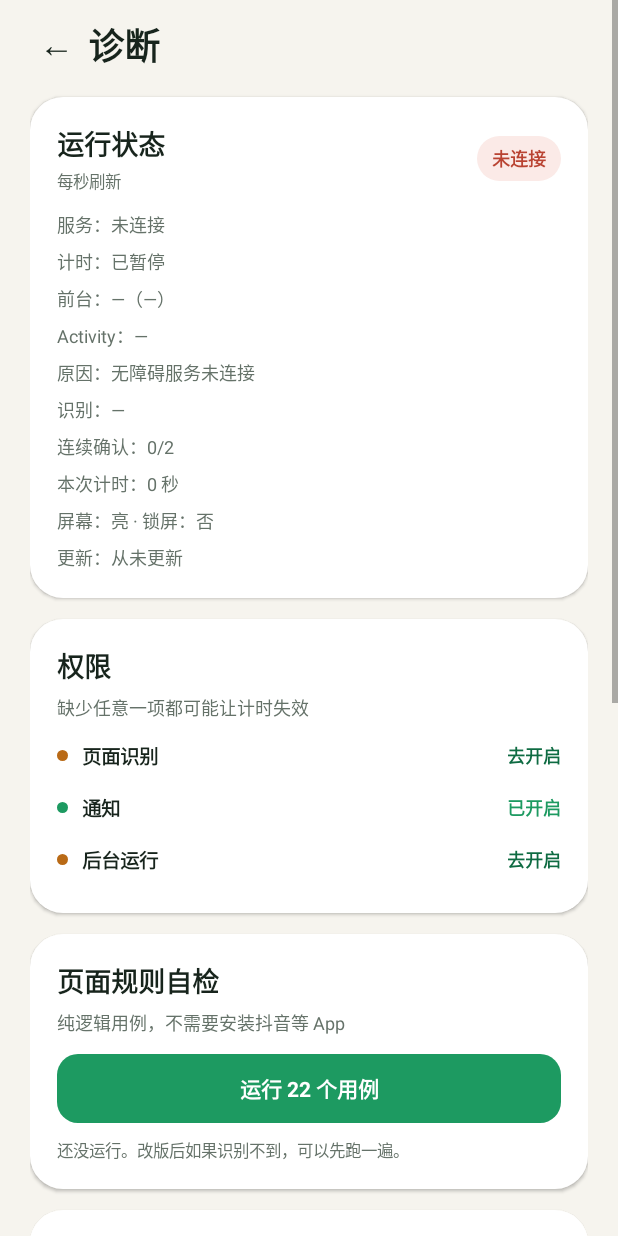
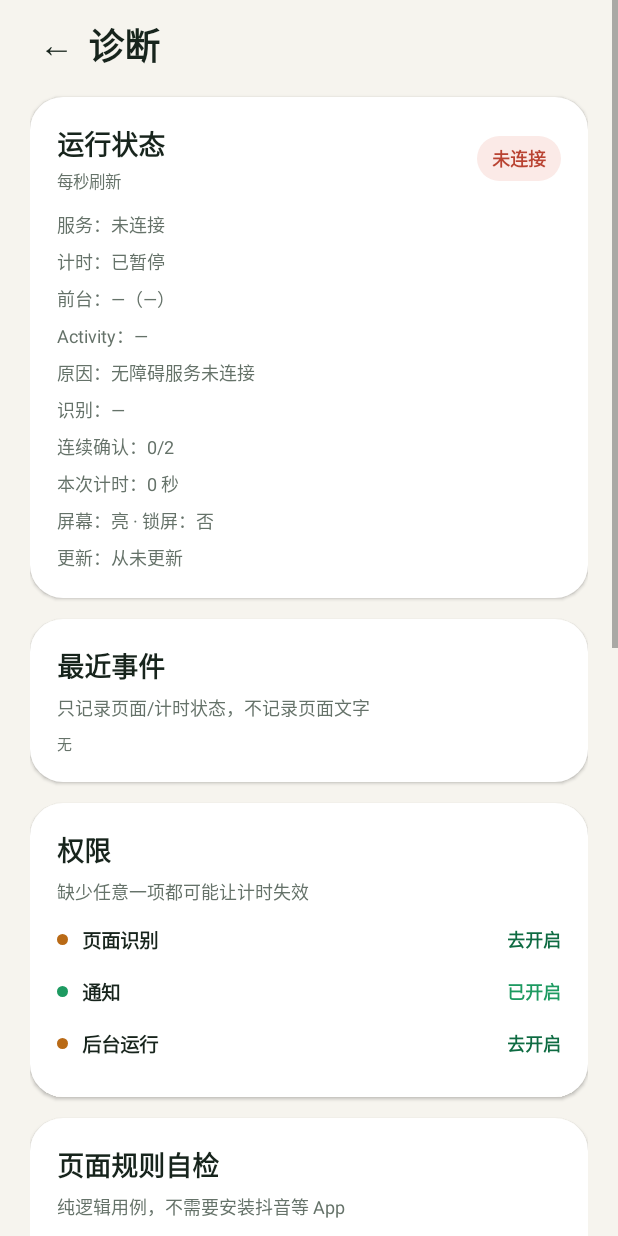
Before and after one commit to Gaiding2007/ditch-short-video, an Android app: the DiagnosticsActivity screen opened directly, with no data from a screen before it, on a phone screen of 412 x 824 dp. Run offline under Robolectric (Android 15) with nearby library versions, the phone set to English and light mode, and no system bars.

Commit message:
feat: 扔掉短视频 0.1.1

```diff
--- a/app/build.gradle.kts
+++ b/app/build.gradle.kts
@@ -20,8 +20,8 @@ android {
         applicationId = "com.gaiding.ditchshortvideo"
         minSdk = 26
         targetSdk = 36
-        versionCode = 10
-        versionName = "0.1.0"
+        versionCode = 11
+        versionName = "0.1.1"
     }
 
     signingConfigs {
--- a/app/src/main/java/com/gaiding/ditchshortvideo/DiagnosticsActivity.kt
+++ b/app/src/main/java/com/gaiding/ditchshortvideo/DiagnosticsActivity.kt
@@ -21,6 +21,7 @@ import android.widget.Switch
 import android.widget.TextView
 import com.gaiding.ditchshortvideo.data.Prefs
 import com.gaiding.ditchshortvideo.monitor.DetectorSelfTest
+import com.gaiding.ditchshortvideo.monitor.MonitorLog
 import com.gaiding.ditchshortvideo.monitor.MonitorRuntime
 import com.gaiding.ditchshortvideo.notify.ReminderNotifier
 import com.gaiding.ditchshortvideo.notify.XiaomiIsland
@@ -32,6 +33,7 @@ class DiagnosticsActivity : Activity() {
     private lateinit var prefs: Prefs
     private lateinit var statusPill: TextView
     private lateinit var runtimeText: TextView
+    private lateinit var eventText: TextView
     private lateinit var permissionContainer: LinearLayout
     private lateinit var selfTestResult: TextView
     private lateinit var islandInfo: TextView
@@ -87,6 +89,7 @@ class DiagnosticsActivity : Activity() {
 
         content.addView(buildHeader())
         content.addView(buildRuntimeCard(), topMargin(16))
+        content.addView(buildEventCard(), topMargin(14))
         content.addView(buildPermissionCard(), topMargin(14))
         content.addView(buildSelfTestCard(), topMargin(14))
         content.addView(buildIslandCard(), topMargin(14))
@@ -133,6 +136,21 @@ class DiagnosticsActivity : Activity() {
         runtimeText = Ui.text(this, "", 12f, Ui.colorOf(this, R.color.ink_soft))
         runtimeText.setLineSpacing(Ui.dp(this, 3).toFloat(), 1.2f)
         card.addView(runtimeText, topMargin(12))
+        return card
+    }
+
+    private fun buildEventCard(): View {
+        val card = Ui.card(this)
+        card.addView(
+            Ui.sectionHeader(
+                this,
+                "最近事件",
+                "只记录页面/计时状态，不记录页面文字"
+            )
+        )
+        eventText = Ui.text(this, "暂无事件", 10f, Ui.colorOf(this, R.color.ink_soft))
+        eventText.setLineSpacing(Ui.dp(this, 2).toFloat(), 1.2f)
+        card.addView(eventText, topMargin(8))
         return card
     }
 
@@ -291,6 +309,10 @@ class DiagnosticsActivity : Activity() {
             appendLine("屏幕：${if (state.screenInteractive) "亮" else "灭"} · 锁屏：${if (state.locked) "是" else "否"}")
             append("更新：$updatedAgo")
         }
+        val recent = MonitorLog.dump().lines().takeLast(8).joinToString("\n")
+        if (::eventText.isInitialized) {
+            eventText.text = recent.ifBlank { "暂无事件" }
+        }
     }
 
     private fun refreshPermissions() {
@@ -381,7 +403,10 @@ class DiagnosticsActivity : Activity() {
                 appendLine("规则自检：未运行")
             }
             appendLine("超级岛：")
-            append(XiaomiIsland.describe(this@DiagnosticsActivity))
+            appendLine(XiaomiIsland.describe(this@DiagnosticsActivity))
+            appendLine()
+            appendLine("最近事件：")
+            append(MonitorLog.dump())
         }
         val clipboard = getSystemService(ClipboardManager::class.java)
         clipboard.setPrimaryClip(ClipData.newPlainText("ditch-short-video diagnostics", text))
--- a/app/src/main/java/com/gaiding/ditchshortvideo/monitor/DetectorSelfTest.kt
+++ b/app/src/main/java/com/gaiding/ditchshortvideo/monitor/DetectorSelfTest.kt
@@ -286,6 +286,53 @@ object DetectorSelfTest {
             false
         ),
         Case(
+            "抖音 Activity 缺失但互动栏完整应计时",
+            page(
+                "com.ss.android.ugc.aweme",
+                "",
+                node("android.view.SurfaceView"),
+                node("android.widget.TextView", text = "推荐"),
+                node("android.widget.TextView", desc = "点赞"),
+                node("android.widget.TextView", desc = "评论"),
+                node("android.widget.TextView", desc = "分享")
+            ),
+            true
+        ),
+        Case(
+            "抖音 Activity 缺失且证据弱不应计时",
+            page(
+                "com.ss.android.ugc.aweme",
+                "",
+                node("android.view.SurfaceView"),
+                node("android.widget.TextView", text = "推荐"),
+                node("android.widget.TextView", desc = "点赞")
+            ),
+            false
+        ),
+        Case(
+            "快手 Activity 缺失但发现流特征完整应计时",
+            page(
+                "com.smile.gifmaker",
+                "",
+                node("android.view.SurfaceView"),
+                node("android.widget.TextView", text = "发现"),
+                node("android.widget.TextView", desc = "赞"),
+                node("android.widget.TextView", desc = "评论")
+            ),
+            true
+        ),
+        Case(
+            "快手 Activity 缺失且无顶部发现标签不应计时",
+            page(
+                "com.smile.gifmaker",
+                "",
+                node("android.view.SurfaceView"),
+                node("android.widget.TextView", desc = "赞"),
+                node("android.widget.TextView", desc = "评论")
+            ),
+            false
+        ),
+        Case(
             "输入框聚焦时不应计时",
             page(
                 "com.ss.android.ugc.aweme",
--- /dev/null
+++ b/app/src/main/java/com/gaiding/ditchshortvideo/monitor/MonitorLog.kt
@@ -0,0 +1,34 @@
+package com.gaiding.ditchshortvideo.monitor
+
+import java.time.LocalTime
+import java.time.format.DateTimeFormatter
+import java.util.ArrayDeque
+
+/**
+ * Tiny in-memory event log for field diagnostics.
+ *
+ * It deliberately records only page/state metadata: app label, activity,
+ * detection reason and timer transitions. It never stores visible page text.
+ * The log is lost when the service process dies, which is fine: the useful
+ * cases are "it stopped counting while the service was still connected".
+ */
+object MonitorLog {
+    private const val MAX_ENTRIES = 80
+    private val formatter = DateTimeFormatter.ofPattern("HH:mm:ss")
+    private val entries = ArrayDeque<String>()
+
+    @Synchronized
+    fun add(message: String) {
+        val line = "${LocalTime.now().format(formatter)} $message"
+        entries.addLast(line)
+        while (entries.size > MAX_ENTRIES) entries.removeFirst()
+    }
+
+    @Synchronized
+    fun dump(): String = if (entries.isEmpty()) "无" else entries.joinToString("\n")
+
+    @Synchronized
+    fun clear() {
+        entries.clear()
+    }
+}
```
Also changed, not shown: app/src/main/java/com/gaiding/ditchshortvideo/MainActivity.kt (+11 -6 lines), app/src/main/java/com/gaiding/ditchshortvideo/monitor/ShortVideoAccessibilityService.kt (+28 -0 lines), app/src/main/java/com/gaiding/ditchshortvideo/monitor/ShortVideoDetector.kt (+50 -15 lines), 4 other files.
